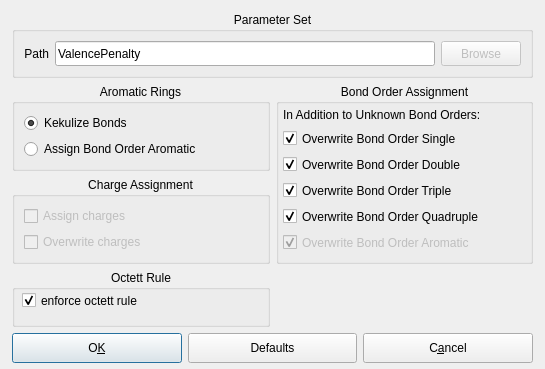
Above: source/VIEW/DIALOGS/assignBondOrderConfigurationDialog.ui from BALL-Project/ball before the change. Below: the same form after it.
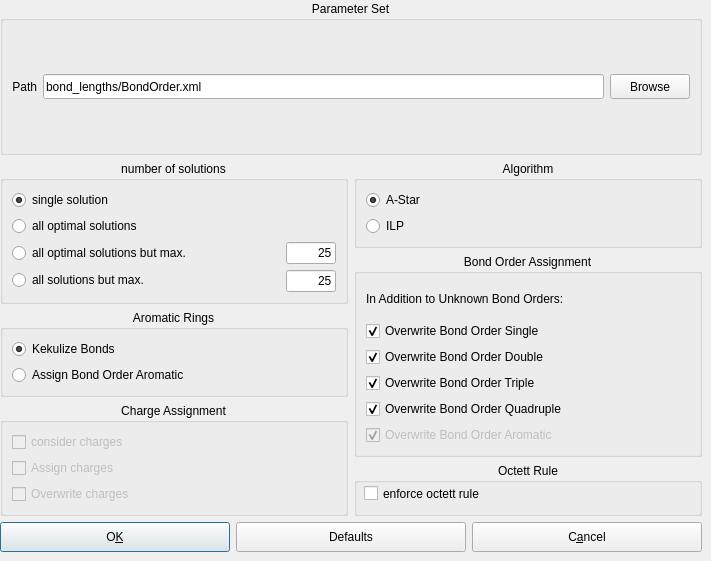
That is the form after the change.

Commit message:
A number of changes to the bond order GUI and some bug fixes.
- Added/fixed the "browse"-button
- Fixed a comment - bug in the XML - file
- Tidied up the bond order assignment options
- Made options available in the dialog

```diff
--- a/source/VIEW/DIALOGS/assignBondOrderConfigurationDialog.ui
+++ b/source/VIEW/DIALOGS/assignBondOrderConfigurationDialog.ui
@@ -5,8 +5,8 @@
    <rect>
     <x>0</x>
     <y>0</y>
-    <width>545</width>
-    <height>369</height>
+    <width>711</width>
+    <height>561</height>
    </rect>
   </property>
   <property name="sizePolicy" >
@@ -35,10 +35,10 @@
   <widget class="QWidget" name="" >
    <property name="geometry" >
     <rect>
-     <x>12</x>
-     <y>12</y>
-     <width>521</width>
-     <height>351</height>
+     <x>0</x>
+     <y>1</y>
+     <width>702</width>
+     <height>551</height>
     </rect>
    </property>
    <layout class="QGridLayout" >
@@ -48,7 +48,119 @@
     <property name="spacing" >
      <number>6</number>
     </property>
+    <item row="0" column="0" >
+     <widget class="QGroupBox" name="groupBox12" >
+      <property name="title" >
+       <string>Parameter Set</string>
+      </property>
+      <property name="alignment" >
+       <set>Qt::AlignHCenter</set>
+      </property>
+      <layout class="QHBoxLayout" >
+       <property name="margin" >
+        <number>9</number>
+       </property>
+       <property name="spacing" >
+        <number>6</number>
+       </property>
+       <item>
+        <widget class="QLabel" name="Label_10" >
+         <property name="sizePolicy" >
+          <sizepolicy>
+           <hsizetype>5</hsizetype>
+           <vsizetype>1</vsizetype>
+           <horstretch>0</horstretch>
+           <verstretch>0</verstretch>
+          </sizepolicy>
+         </property>
+         <property name="minimumSize" >
+          <size>
+           <width>0</width>
+           <height>25</height>
+          </size>
+         </property>
+         <property name="focusPolicy" >
+          <enum>Qt::NoFocus</enum>
+         </property>
+         <property name="lineWidth" >
+          <number>1</number>
+         </property>
+         <property name="text" >
+          <string>Path</string>
+         </property>
+         <property name="textFormat" >
+          <enum>Qt::AutoText</enum>
+         </property>
+         <property name="alignment" >
+          <set>Qt::AlignRight|Qt::AlignTrailing|Qt::AlignVCenter</set>
+         </property>
+        </widget>
+       </item>
+       <item>
+        <widget class="QLineEdit" name="parameter_file_edit" >
+         <property name="minimumSize" >
+          <size>
+           <width>150</width>
+           <height>25</height>
+          </size>
+         </property>
+         <property name="focusPolicy" >
+          <enum>Qt::StrongFocus</enum>
+         </property>
+         <property name="text" >
+          <string>bond_lengths/BondOrder.xml</string>
+         </property>
+         <property name="maxLength" >
+          <number>32767</number>
+         </property>
+         <property name="frame" >
+          <bool>true</bool>
+         </property>
+         <property name="echoMode" >
+          <enum>QLineEdit::Normal</enum>
+         </property>
+         <property name="alignment" >
+          <set>Qt::AlignLeading</set>
+         </property>
+        </widget>
+       </item>
+       <item>
+        <widget class="QPushButton" name="browse_button" >
+         <property name="enabled" >
+          <bool>true</bool>
+         </property>
+         <property name="minimumSize" >
+          <size>
+           <width>50</width>
+           <height>25</height>
+          </size>
+         </property>
+         <property name="focusPolicy" >
+          <enum>Qt::TabFocus</enum>
+         </property>
+         <property name="toolTip" >
+          <string>Browse your computer for amber file</string>
+         </property>
+         <property name="text" >
+          <string>Browse</string>
+         </property>
+         <property name="autoDefault" >
+          <bool>true</bool>
+         </property>
+        </widget>
+       </item>
+      </layout>
+     </widget>
+    </item>
     <item row="1" column="0" >
+     <layout class="QGridLayout" >
+      <property name="margin" >
+       <number>0</number>
+      </property>
+      <property name="spacing" >
+       <number>6</number>
+      </property>
+      <item row="2" column="0" >
      <widget class="QGroupBox" name="groupBox_2" >
       <property name="title" >
        <string>Aromatic Rings</string>
@@ -92,7 +204,299 @@
       </layout>
      </widget>
     </item>
-    <item row="3" column="0" >
+      <item row="0" column="1" >
+       <widget class="QGroupBox" name="groupBox_4" >
+        <property name="title" >
+         <string>Algorithm</string>
+        </property>
+        <property name="alignment" >
+         <set>Qt::AlignHCenter</set>
+        </property>
+        <property name="checked" >
+         <bool>false</bool>
+        </property>
+        <layout class="QVBoxLayout" >
+         <property name="margin" >
+          <number>9</number>
+         </property>
+         <property name="spacing" >
+          <number>6</number>
+         </property>
+         <item>
+          <widget class="QRadioButton" name="ASTAR_button" >
+           <property name="enabled" >
+            <bool>true</bool>
+           </property>
+           <property name="text" >
+            <string>A-Star</string>
+           </property>
+           <property name="checked" >
+            <bool>true</bool>
+           </property>
+          </widget>
+         </item>
+         <item>
+          <widget class="QRadioButton" name="ILP_button" >
+           <property name="text" >
+            <string>ILP</string>
+           </property>
+           <property name="checked" >
+            <bool>false</bool>
+           </property>
+          </widget>
+         </item>
+        </layout>
+       </widget>
+      </item>
+      <item rowspan="2" row="0" column="0" >
+       <widget class="QGroupBox" name="groupBox_5" >
+        <property name="title" >
+         <string>number of solutions</string>
+        </property>
+        <property name="alignment" >
+         <set>Qt::AlignHCenter</set>
+        </property>
+        <property name="checked" >
+         <bool>false</bool>
+        </property>
+        <layout class="QGridLayout" >
+         <property name="margin" >
+          <number>9</number>
+         </property>
+         <property name="spacing" >
+          <number>6</number>
+         </property>
+         <item row="0" column="0" >
+          <layout class="QVBoxLayout" >
+           <property name="margin" >
+            <number>0</number>
+           </property>
+           <property name="spacing" >
+            <number>6</number>
+           </property>
+           <item>
+            <widget class="QRadioButton" name="single_solution_button" >
+             <property name="enabled" >
+              <bool>true</bool>
+             </property>
+             <property name="text" >
+              <string>single solution</string>
+             </property>
+             <property name="checked" >
+              <bool>true</bool>
+             </property>
+            </widget>
+           </item>
+           <item>
+            <widget class="QRadioButton" name="all_optimal_solutions_button" >
+             <property name="enabled" >
+              <bool>true</bool>
+             </property>
+             <property name="text" >
+              <string>all optimal solutions</string>
+             </property>
+             <property name="checked" >
+              <bool>false</bool>
+             </property>
+            </widget>
+           </item>
+          </layout>
+         </item>
+         <item row="1" column="0" >
+          <layout class="QHBoxLayout" >
+           <property name="margin" >
+            <number>0</number>
+           </property>
+           <property name="spacing" >
+            <number>6</number>
+           </property>
+           <item>
+            <layout class="QVBoxLayout" >
+             <property name="margin" >
+              <number>0</number>
+             </property>
+             <property name="spacing" >
+              <number>6</number>
+             </property>
+             <item>
+              <widget class="QRadioButton" name="n_opt_solutions_button" >
+               <property name="enabled" >
+                <bool>true</bool>
+               </property>
+               <property name="text" >
+                <string>all optimal solutions but max.</string>
+               </property>
+               <property name="checked" >
+                <bool>false</bool>
+               </property>
+              </widget>
+             </item>
+             <item>
+              <widget class="QRadioButton" name="n_all_solutions_button" >
+               <property name="enabled" >
+                <bool>true</bool>
+               </property>
+               <property name="text" >
+                <string>all solutions but max.</string>
+               </property>
+               <property name="checked" >
+                <bool>false</bool>
+               </property>
+              </widget>
+             </item>
+            </layout>
+           </item>
+           <item>
+            <layout class="QVBoxLayout" >
+             <property name="margin" >
+              <number>0</number>
+             </property>
+             <property name="spacing" >
+              <number>6</number>
+             </property>
+             <item>
+              <widget class="QLineEdit" name="max_n_opt_solutions" >
+               <property name="enabled" >
+                <bool>true</bool>
+               </property>
+               <property name="sizePolicy" >
+                <sizepolicy>
+                 <hsizetype>5</hsizetype>
+                 <vsizetype>0</vsizetype>
+                 <horstretch>0</horstretch>
+                 <verstretch>0</verstretch>
+                </sizepolicy>
+               </property>
+               <property name="maximumSize" >
+                <size>
+                 <width>50</width>
+                 <height>32767</height>
+                </size>
+               </property>
+               <property name="text" >
+                <string>25</string>
+               </property>
+               <property name="alignment" >
+                <set>Qt::AlignRight</set>
+               </property>
+              </widget>
+             </item>
+             <item>
+              <widget class="QLineEdit" name="max_n_all_solutions" >
+               <property name="enabled" >
+                <bool>true</bool>
+               </property>
+               <property name="sizePolicy" >
+                <sizepolicy>
+                 <hsizetype>5</hsizetype>
+                 <vsizetype>0</vsizetype>
+                 <horstretch>0</horstretch>
+                 <verstretch>0</verstretch>
+                </sizepolicy>
+               </property>
+               <property name="maximumSize" >
+                <size>
+                 <width>50</width>
+                 <height>32767</height>
+                </size>
+               </property>
+               <property name="text" >
+                <string>25</string>
+               </property>
+               <property name="alignment" >
+                <set>Qt::AlignRight</set>
+               </property>
+              </widget>
+             </item>
+            </layout>
+           </item>
+          </layout>
+         </item>
+        </layout>
+       </widget>
+      </item>
+      <item rowspan="2" row="3" column="0" >
+       <widget class="QGroupBox" name="check_options" >
+        <property name="minimumSize" >
+         <size>
+          <width>0</width>
+          <height>0</height>
+         </size>
+        </property>
+        <property name="title" >
+         <string>Charge Assignment</string>
+        </property>
+        <property name="alignment" >
+         <set>Qt::AlignHCenter</set>
+        </property>
+        <layout class="QVBoxLayout" >
+         <property name="margin" >
+          <number>9</number>
+         </property>
+         <property name="spacing" >
+          <number>6</number>
+         </property>
+         <item>
+          <widget class="QCheckBox" name="consider_charges_checkBox" >
+           <property name="enabled" >
+            <bool>false</bool>
+           </property>
+           <property name="minimumSize" >
+            <size>
+             <width>140</width>
+             <height>0</height>
+            </size>
+           </property>
+           <property name="text" >
+            <string>consider charges</string>
+           </property>
+           <property name="checked" >
+            <bool>false</bool>
+           </property>
+          </widget>
+         </item>
+         <item>
+          <widget class="QCheckBox" name="assign_charges_checkBox" >
+           <property name="enabled" >
+            <bool>false</bool>
+           </property>
+           <property name="minimumSize" >
+            <size>
+             <width>140</width>
+             <height>0</height>
+            </size>
+           </property>
+           <property name="text" >
+            <string>Assign charges</string>
+           </property>
+           <property name="checked" >
+            <bool>false</bool>
+           </property>
+          </widget>
+         </item>
+         <item>
+          <widget class="QCheckBox" name="overwrite_charges_checkBox" >
+           <property name="enabled" >
+            <bool>false</bool>
+           </property>
+           <property name="minimumSize" >
+            <size>
+             <width>155</width>
+             <height>0</height>
+            </size>
+           </property>
+           <property name="text" >
+            <string>Overwrite charges</string>
+           </property>
+           <property name="checked" >
+            <bool>false</bool>
+           </property>
+          </widget>
+         </item>
+        </layout>
+       </widget>
+      </item>
+      <item row="4" column="1" >
      <widget class="QGroupBox" name="groupBox_3" >
       <property name="title" >
        <string>Octett Rule</string>
@@ -116,12 +520,12 @@
         <string>enforce octett rule</string>
        </property>
        <property name="checked" >
-        <bool>true</bool>
+          <bool>false</bool>
        </property>
       </widget>
      </widget>
     </item>
-    <item rowspan="2" row="1" column="1" >
+      <item rowspan="3" row="1" column="1" >
      <widget class="QGroupBox" name="groupBox" >
       <property name="title" >
        <string>Bond Order Assignment</string>
@@ -132,15 +536,15 @@
       <property name="flat" >
        <bool>false</bool>
       </property>
+        <layout class="QGridLayout" >
+         <property name="margin" >
+          <number>9</number>
+         </property>
+         <property name="spacing" >
+          <number>6</number>
+         </property>
+         <item row="1" column="0" >
       <widget class="QCheckBox" name="overwrite_singleBO_box" >
-       <property name="geometry" >
-        <rect>
-         <x>7</x>
-         <y>44</y>
-         <width>240</width>
-         <height>21</height>
-        </rect>
-       </property>
        <property name="text" >
         <string>Overwrite Bond Order Single</string>
        </property>
@@ -148,31 +552,32 @@
         <bool>true</bool>
        </property>
       </widget>
-      <widget class="QLabel" name="label" >
-       <property name="geometry" >
-        <rect>
-         <x>7</x>
-         <y>23</y>
-         <width>240</width>
-         <height>16</height>
-        </rect>
-       </property>
+         </item>
+         <item row="2" column="0" >
+          <widget class="QCheckBox" name="overwrite_doubleBO_box" >
+           <property name="text" >
+            <string>Overwrite Bond Order Double</string>
+           </property>
+           <property name="checked" >
+            <bool>true</bool>
+           </property>
+          </widget>
+         </item>
+         <item row="3" column="0" >
+          <widget class="QCheckBox" name="overwrite_tripleBO_box" >
        <property name="text" >
-        <string>In Addition to Unknown Bond Orders:</string>
-       </property>
-      </widget>
+            <string>Overwrite Bond Order Triple</string>
+           </property>
+           <property name="checked" >
+            <bool>true</bool>
+           </property>
+          </widget>
+         </item>
+         <item row="5" column="0" >
       <widget class="QCheckBox" name="overwrite_aromaticBO_box" >
        <property name="enabled" >
         <bool>false</bool>
        </property>
-       <property name="geometry" >
-        <rect>
-         <x>7</x>
-         <y>148</y>
-         <width>240</width>
-         <height>21</height>
-        </rect>
-       </property>
        <property name="text" >
         <string>Overwrite Bond Order Aromatic</string>
        </property>
@@ -186,31 +591,9 @@
         <bool>false</bool>
        </property>
       </widget>
-      <widget class="QCheckBox" name="overwrite_doubleBO_box" >
-       <property name="geometry" >
-        <rect>
-         <x>7</x>
-         <y>70</y>
-         <width>240</width>
-         <height>21</height>
-        </rect>
-       </property>
-       <property name="text" >
-        <string>Overwrite Bond Order Double</string>
-       </property>
-       <property name="checked" >
-        <bool>true</bool>
-       </property>
-      </widget>
+         </item>
+         <item row="4" column="0" >
       <widget class="QCheckBox" name="overwrite_quadrupleBO_box" >
-       <property name="geometry" >
-        <rect>
-         <x>7</x>
-         <y>122</y>
-         <width>240</width>
-         <height>21</height>
-        </rect>
-       </property>
        <property name="text" >
         <string>Overwrite Bond Order Quadruple</string>
        </property>
@@ -218,25 +601,20 @@
         <bool>true</bool>
        </property>
       </widget>
-      <widget class="QCheckBox" name="overwrite_tripleBO_box" >
-       <property name="geometry" >
-        <rect>
-         <x>7</x>
-         <y>96</y>
-         <width>240</width>
-         <height>21</height>
-        </rect>
-       </property>
+         </item>
+         <item row="0" column="0" >
+          <widget class="QLabel" name="label" >
        <property name="text" >
-        <string>Overwrite Bond Order Triple</string>
-       </property>
-       <property name="checked" >
-        <bool>true</bool>
-       </property>
-      </widget>
-     </widget>
-    </item>
-    <item row="4" column="0" colspan="2" >
+            <string>In Addition to Unknown Bond Orders:</string>
+           </property>
+          </widget>
+         </item>
+        </layout>
+       </widget>
+      </item>
+     </layout>
+    </item>
+    <item row="2" column="0" >
      <layout class="QGridLayout" >
       <property name="margin" >
        <number>0</number>
@@ -330,172 +708,6 @@
       </item>
      </layout>
     </item>
-    <item row="2" column="0" >
-     <widget class="QGroupBox" name="check_options" >
-      <property name="minimumSize" >
-       <size>
-        <width>0</width>
-        <height>0</height>
-       </size>
-      </property>
-      <property name="title" >
-       <string>Charge Assignment</string>
-      </property>
-      <property name="alignment" >
-       <set>Qt::AlignHCenter</set>
-      </property>
-      <layout class="QVBoxLayout" >
-       <property name="margin" >
-        <number>9</number>
-       </property>
-       <property name="spacing" >
-        <number>6</number>
-       </property>
-       <item>
-        <widget class="QCheckBox" name="assign_charges_checkBox" >
-         <property name="enabled" >
-          <bool>false</bool>
-         </property>
-         <property name="minimumSize" >
-          <size>
-           <width>140</width>
-           <height>0</height>
-          </size>
-         </property>
-         <property name="text" >
-          <string>Assign charges</string>
-         </property>
-         <property name="checked" >
-          <bool>false</bool>
-         </property>
-        </widget>
-       </item>
-       <item>
-        <widget class="QCheckBox" name="overwrite_charges_checkBox" >
-         <property name="enabled" >
-          <bool>false</bool>
-         </property>
-         <property name="minimumSize" >
-          <size>
-           <width>155</width>
-           <height>0</height>
-          </size>
-         </property>
-         <property name="text" >
-          <string>Overwrite charges</string>
-         </property>
-         <property name="checked" >
-          <bool>false</bool>
-         </property>
-        </widget>
-       </item>
-      </layout>
-     </widget>
-    </item>
-    <item row="0" column="0" colspan="2" >
-     <widget class="QGroupBox" name="groupBox12" >
-      <property name="title" >
-       <string>Parameter Set</string>
-      </property>
-      <property name="alignment" >
-       <set>Qt::AlignHCenter</set>
-      </property>
-      <layout class="QGridLayout" >
-       <property name="margin" >
-        <number>9</number>
-       </property>
-       <property name="spacing" >
-        <number>6</number>
-       </property>
-       <item row="0" column="2" >
-        <widget class="QPushButton" name="browse_button" >
-         <property name="enabled" >
-          <bool>false</bool>
-         </property>
-         <property name="minimumSize" >
-          <size>
-           <width>50</width>
-           <height>25</height>
-          </size>
-         </property>
-         <property name="focusPolicy" >
-          <enum>Qt::TabFocus</enum>
-         </property>
-         <property name="toolTip" >
-          <string>Browse your computer for amber file</string>
-         </property>
-         <property name="text" >
-          <string>Browse</string>
-         </property>
-         <property name="autoDefault" >
-          <bool>true</bool>
-         </property>
-        </widget>
-       </item>
-       <item row="0" column="1" >
-        <widget class="QLineEdit" name="parameter_file_edit" >
-         <property name="minimumSize" >
-          <size>
-           <width>150</width>
-           <height>25</height>
-          </size>
-         </property>
-         <property name="focusPolicy" >
-          <enum>Qt::StrongFocus</enum>
-         </property>
-         <property name="text" >
-          <string>ValencePenalty</string>
-         </property>
-         <property name="maxLength" >
-          <number>32767</number>
-         </property>
-         <property name="frame" >
-          <bool>true</bool>
-         </property>
-         <property name="echoMode" >
-          <enum>QLineEdit::Normal</enum>
-         </property>
-         <property name="alignment" >
-          <set>Qt::AlignLeading</set>
-         </property>
-        </widget>
-       </item>
-       <item row="0" column="0" >
-        <widget class="QLabel" name="Label_10" >
-         <property name="sizePolicy" >
-          <sizepolicy>
-           <hsizetype>5</hsizetype>
-           <vsizetype>1</vsizetype>
-           <horstretch>0</horstretch>
-           <verstretch>0</verstretch>
-          </sizepolicy>
-         </property>
-         <property name="minimumSize" >
-          <size>
-           <width>0</width>
-           <height>25</height>
-          </size>
-         </property>
-         <property name="focusPolicy" >
-          <enum>Qt::NoFocus</enum>
-         </property>
-         <property name="lineWidth" >
-          <number>1</number>
-         </property>
-         <property name="text" >
-          <string>Path</string>
-         </property>
-         <property name="textFormat" >
-          <enum>Qt::AutoText</enum>
-         </property>
-         <property name="alignment" >
-          <set>Qt::AlignRight|Qt::AlignTrailing|Qt::AlignVCenter</set>
-         </property>
-        </widget>
-       </item>
-      </layout>
-     </widget>
-    </item>
    </layout>
   </widget>
  </widget>
```
Lines whose indentation alone changed are shown as unchanged. The commit also changes 3 other files.
